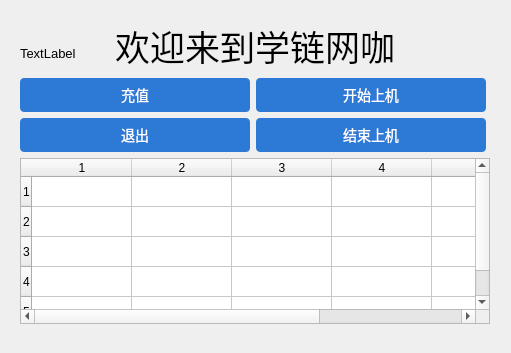
smoker114514/XueLian666, file Cafe/user_window.ui: the form before one commit.
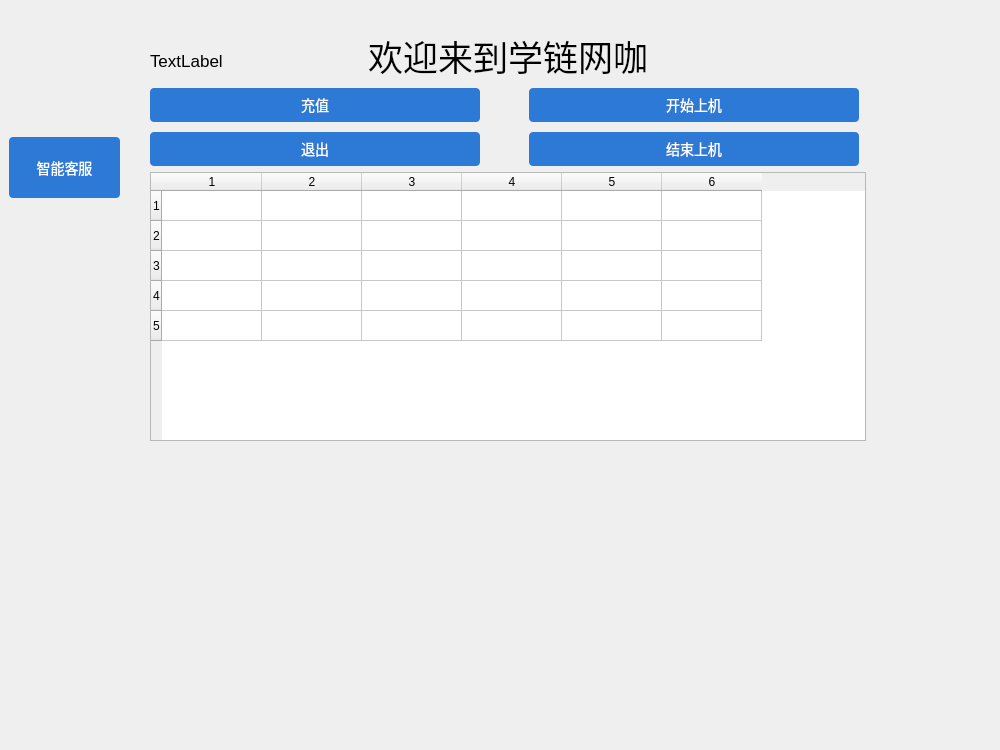
The form after the commit.

```diff
--- a/Cafe/user_window.ui
+++ b/Cafe/user_window.ui
@@ -6,8 +6,8 @@
    <rect>
     <x>0</x>
     <y>0</y>
-    <width>511</width>
-    <height>353</height>
+    <width>1000</width>
+    <height>750</height>
    </rect>
   </property>
   <property name="windowTitle">
@@ -40,15 +40,15 @@
   <widget class="QLabel" name="balanceLabel">
    <property name="geometry">
     <rect>
-     <x>20</x>
-     <y>20</y>
-     <width>151</width>
+     <x>150</x>
+     <y>30</y>
+     <width>201</width>
      <height>41</height>
     </rect>
    </property>
    <property name="font">
     <font>
-     <pointsize>10</pointsize>
+     <pointsize>13</pointsize>
     </font>
    </property>
    <property name="text">
@@ -61,10 +61,10 @@
   <widget class="QWidget" name="layoutWidget">
    <property name="geometry">
     <rect>
-     <x>20</x>
-     <y>20</y>
-     <width>470</width>
-     <height>304</height>
+     <x>150</x>
+     <y>30</y>
+     <width>716</width>
+     <height>411</height>
     </rect>
    </property>
    <layout class="QVBoxLayout" name="verticalLayout_2">
@@ -87,6 +87,12 @@
      <layout class="QVBoxLayout" name="verticalLayout">
       <item>
        <layout class="QFormLayout" name="formLayout">
+        <property name="horizontalSpacing">
+         <number>49</number>
+        </property>
+        <property name="verticalSpacing">
+         <number>10</number>
+        </property>
         <item row="0" column="0">
          <widget class="QPushButton" name="rechargeButton">
           <property name="sizePolicy">
@@ -97,7 +103,7 @@
           </property>
           <property name="minimumSize">
            <size>
-            <width>230</width>
+            <width>330</width>
             <height>0</height>
            </size>
           </property>
@@ -116,7 +122,7 @@
           </property>
           <property name="minimumSize">
            <size>
-            <width>230</width>
+            <width>330</width>
             <height>0</height>
            </size>
           </property>
@@ -135,7 +141,7 @@
           </property>
           <property name="minimumSize">
            <size>
-            <width>230</width>
+            <width>330</width>
             <height>0</height>
            </size>
           </property>
@@ -154,7 +160,7 @@
           </property>
           <property name="minimumSize">
            <size>
-            <width>230</width>
+            <width>330</width>
             <height>0</height>
            </size>
           </property>
@@ -196,6 +202,19 @@
     </item>
    </layout>
   </widget>
+  <widget class="QPushButton" name="chatButton">
+   <property name="geometry">
+    <rect>
+     <x>9</x>
+     <y>137</y>
+     <width>111</width>
+     <height>61</height>
+    </rect>
+   </property>
+   <property name="text">
+    <string>智能客服</string>
+   </property>
+  </widget>
  </widget>
  <resources/>
  <connections/>
```
